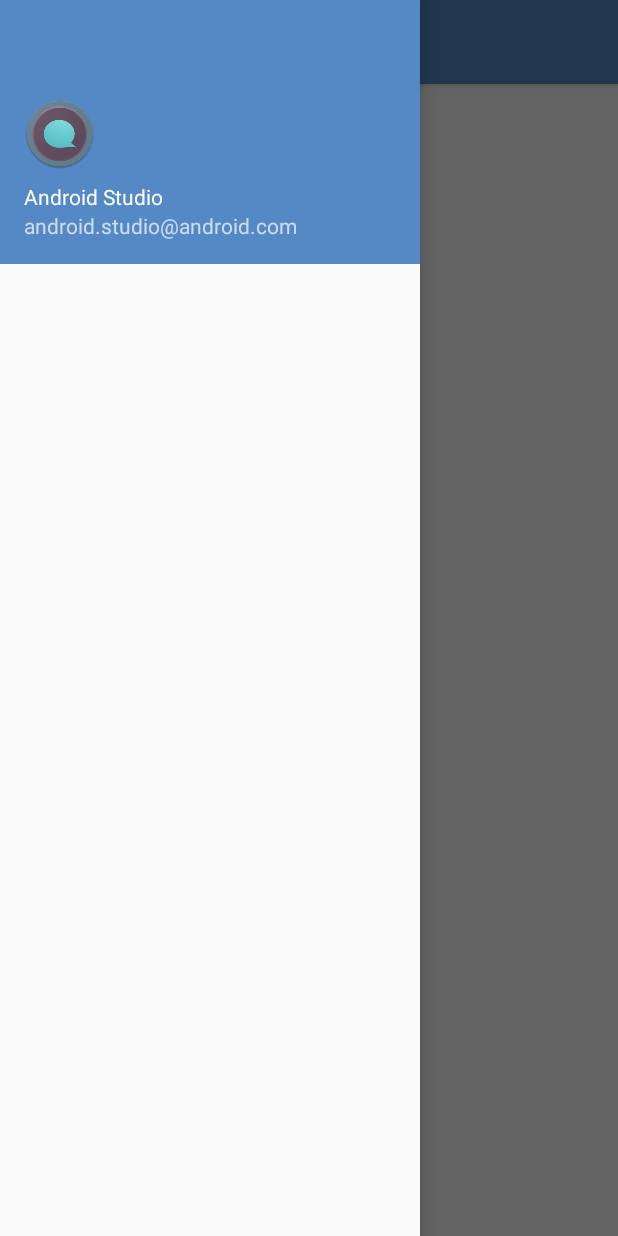
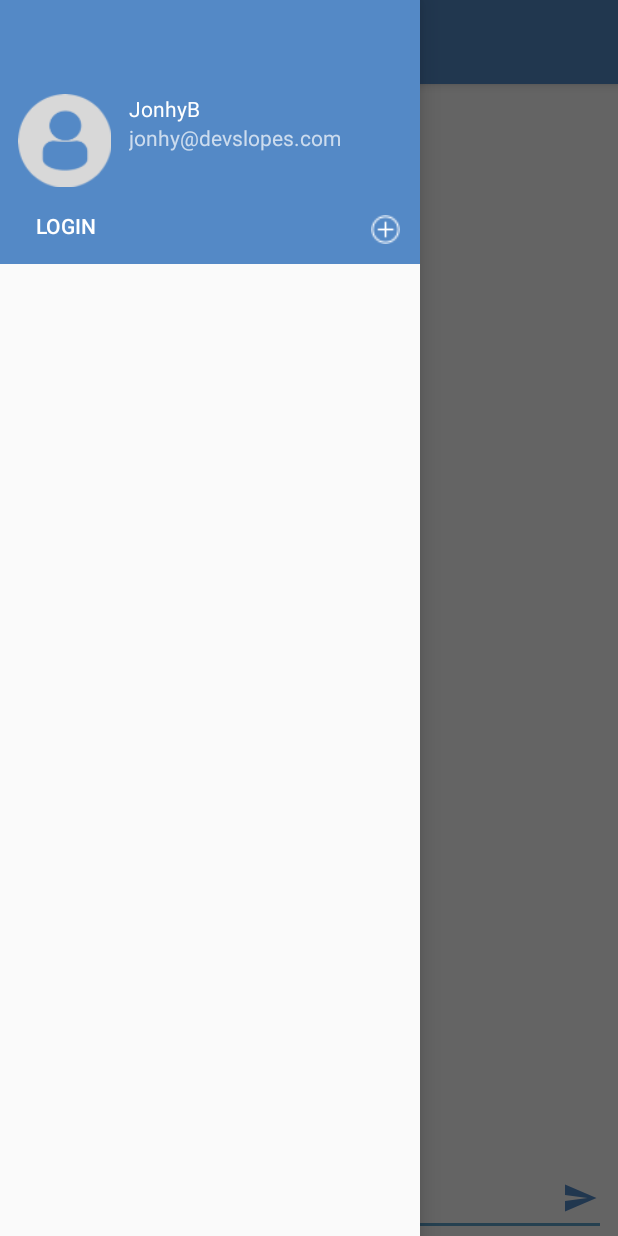
Before and after one commit to Googa92/Smack, an Android app: the screen it shows after launch (MainActivity), with the side drawer open, on a phone screen of 412 x 824 dp. Run offline under Robolectric (Android 15) with nearby library versions, the phone set to English and light mode, and no system bars.

Commit message:
1,2 lessons

```diff
--- a/app/src/main/java/com/example/yahor/smack/MainActivity.kt
+++ b/app/src/main/java/com/example/yahor/smack/MainActivity.kt
@@ -8,6 +8,7 @@ import android.support.v7.app.ActionBarDrawerToggle
 import android.support.v7.app.AppCompatActivity
 import android.view.Menu
 import android.view.MenuItem
+import android.view.View
 import kotlinx.android.synthetic.main.activity_main.*
 import kotlinx.android.synthetic.main.app_bar_main.*
 
@@ -36,4 +37,16 @@ class MainActivity : AppCompatActivity() {
             super.onBackPressed()
         }
     }
+
+    fun loginBtnNavClicked(view: View){
+
+    }
+
+    fun addChannelClicked(view: View){
+
+    }
+
+    fun sendMsgBtnClicked(view: View){
+
+    }
 }
--- a/app/src/main/res/layout/activity_main.xml
+++ b/app/src/main/res/layout/activity_main.xml
@@ -18,7 +18,26 @@
         android:layout_width="wrap_content"
         android:layout_height="match_parent"
         android:layout_gravity="start"
-        android:fitsSystemWindows="true"
-        app:headerLayout="@layout/nav_header_main" />
+        android:fitsSystemWindows="true">
+
+        <RelativeLayout
+            android:layout_width="match_parent"
+            android:layout_height="match_parent">
+
+            <include layout="@layout/nav_header_main"
+                android:id="@+id/nav_drawer_header_include"/>
+
+            <ListView
+                android:layout_width="match_parent"
+                android:layout_height="match_parent"
+                android:layout_below="@+id/nav_drawer_header_include"
+                android:id="@+id/channel_list">
+
+            </ListView>
+
+
+        </RelativeLayout>
+
+    </android.support.design.widget.NavigationView>
 
 </android.support.v4.widget.DrawerLayout>
--- a/app/src/main/res/layout/content_main.xml
+++ b/app/src/main/res/layout/content_main.xml
@@ -9,12 +9,51 @@
     tools:showIn="@layout/app_bar_main">
 
     <TextView
-        android:layout_width="wrap_content"
+        android:id="@+id/messageListView"
+        android:layout_width="0dp"
         android:layout_height="wrap_content"
-        android:text="Hello World!"
-        app:layout_constraintBottom_toBottomOf="parent"
+        android:text="Plese Log In"
+        android:textAlignment="center"
         app:layout_constraintLeft_toLeftOf="parent"
         app:layout_constraintRight_toRightOf="parent"
         app:layout_constraintTop_toTopOf="parent" />
 
+    <EditText
+        android:id="@+id/messageTextField"
+        android:layout_width="0dp"
+        android:layout_height="wrap_content"
+        android:layout_marginStart="8dp"
+        android:layout_marginEnd="8dp"
+        android:ems="10"
+        android:hint="message:"
+        android:inputType="textMultiLine"
+        app:layout_constraintBottom_toBottomOf="parent"
+        app:layout_constraintEnd_toEndOf="parent"
+        app:layout_constraintStart_toStartOf="parent" />
+
+    <ImageButton
+        android:id="@+id/sendMessageBtn"
+        android:layout_width="35dp"
+        android:layout_height="35dp"
+        android:layout_marginEnd="8dp"
+        android:layout_marginBottom="8dp"
+        android:background="@android:color/transparent"
+        android:onClick="sendMsgBtnClicked"
+        android:tint="@color/colorPrimary"
+        app:layout_constraintBottom_toBottomOf="parent"
+        app:layout_constraintEnd_toEndOf="parent"
+        app:srcCompat="@drawable/ic_menu_send" />
+
+    <android.support.v7.widget.RecyclerView
+        android:layout_width="0dp"
+        android:layout_height="0dp"
+        android:layout_marginStart="8dp"
+        android:layout_marginTop="8dp"
+        android:layout_marginEnd="8dp"
+        android:layout_marginBottom="8dp"
+        app:layout_constraintBottom_toTopOf="@+id/messageTextField"
+        app:layout_constraintEnd_toEndOf="parent"
+        app:layout_constraintStart_toStartOf="parent"
+        app:layout_constraintTop_toBottomOf="@+id/messageListView" />
+
 </android.support.constraint.ConstraintLayout>
--- a/app/src/main/res/layout/nav_header_main.xml
+++ b/app/src/main/res/layout/nav_header_main.xml
@@ -1,37 +1,74 @@
 <?xml version="1.0" encoding="utf-8"?>
-<LinearLayout xmlns:android="http://schemas.android.com/apk/res/android"
+<android.support.constraint.ConstraintLayout xmlns:android="http://schemas.android.com/apk/res/android"
     xmlns:app="http://schemas.android.com/apk/res-auto"
     xmlns:tools="http://schemas.android.com/tools"
+    android:id="@+id/linearLayout"
     android:layout_width="match_parent"
     android:layout_height="@dimen/nav_header_height"
     android:background="@color/colorPrimary"
     android:gravity="bottom"
-    android:orientation="vertical"
-    android:paddingLeft="@dimen/activity_horizontal_margin"
-    android:paddingTop="@dimen/activity_vertical_margin"
-    android:paddingRight="@dimen/activity_horizontal_margin"
-    android:paddingBottom="@dimen/activity_vertical_margin"
-    android:theme="@style/ThemeOverlay.AppCompat.Dark">
+    android:theme="@style/ThemeOverlay.AppCompat.Dark"
+    tools:layout_editor_absoluteY="81dp">
 
     <ImageView
-        android:id="@+id/imageView"
+        android:id="@+id/userImageNavHeader"
+        android:layout_width="70dp"
+        android:layout_height="70dp"
+        android:layout_marginStart="8dp"
+        android:layout_marginBottom="8dp"
+        android:contentDescription="@string/nav_header_desc"
+        android:paddingTop="@dimen/nav_header_vertical_spacing"
+        app:layout_constraintBottom_toTopOf="@+id/loginBtnNavHeader"
+        app:layout_constraintStart_toStartOf="parent"
+        app:srcCompat="@drawable/profiledefault" />
+
+    <TextView
+        android:id="@+id/userNameNavHeader"
         android:layout_width="wrap_content"
         android:layout_height="wrap_content"
-        android:contentDescription="@string/nav_header_desc"
+        android:layout_marginStart="8dp"
         android:paddingTop="@dimen/nav_header_vertical_spacing"
-        app:srcCompat="@mipmap/ic_launcher" />
+        android:text="JonhyB"
+        android:textAppearance="@style/TextAppearance.AppCompat.Body1"
+        app:layout_constraintStart_toEndOf="@+id/userImageNavHeader"
+        app:layout_constraintTop_toTopOf="@+id/userImageNavHeader"
+        tools:text="JonhyB" />
 
     <TextView
-        android:layout_width="match_parent"
-        android:layout_height="wrap_content"
-        android:paddingTop="@dimen/nav_header_vertical_spacing"
-        android:text="@string/nav_header_title"
-        android:textAppearance="@style/TextAppearance.AppCompat.Body1" />
-
-    <TextView
-        android:id="@+id/textView"
+        android:id="@+id/userEmailNavHeader"
         android:layout_width="wrap_content"
         android:layout_height="wrap_content"
-        android:text="@string/nav_header_subtitle" />
+        android:layout_marginStart="8dp"
+        android:text="jonhy@devslopes.com"
+        app:layout_constraintStart_toEndOf="@+id/userImageNavHeader"
+        app:layout_constraintTop_toBottomOf="@+id/userNameNavHeader"
+        tools:text="jonhy@devslopes.com" />
 
-</LinearLayout>
+    <Button
+        android:id="@+id/loginBtnNavHeader"
+        android:layout_width="wrap_content"
+        android:layout_height="35dp"
+        android:layout_marginStart="24dp"
+        android:layout_marginBottom="8dp"
+        android:background="@android:color/transparent"
+        android:onClick="loginBtnNavClicked"
+        android:text="Login"
+        android:textAlignment="viewStart"
+        app:layout_constraintBottom_toBottomOf="parent"
+        app:layout_constraintStart_toStartOf="parent" />
+
+    <ImageButton
+        android:id="@+id/addChannelBtn"
+        android:layout_width="30dp"
+        android:layout_height="30dp"
+        android:layout_marginEnd="8dp"
+        android:layout_marginBottom="8dp"
+        android:background="@android:color/transparent"
+        android:onClick="addChannelClicked"
+        android:padding="5dp"
+        android:scaleType="fitXY"
+        app:layout_constraintBottom_toBottomOf="parent"
+        app:layout_constraintEnd_toEndOf="parent"
+        app:srcCompat="@drawable/addchannelbutton" />
+
+</android.support.constraint.ConstraintLayout>
```
